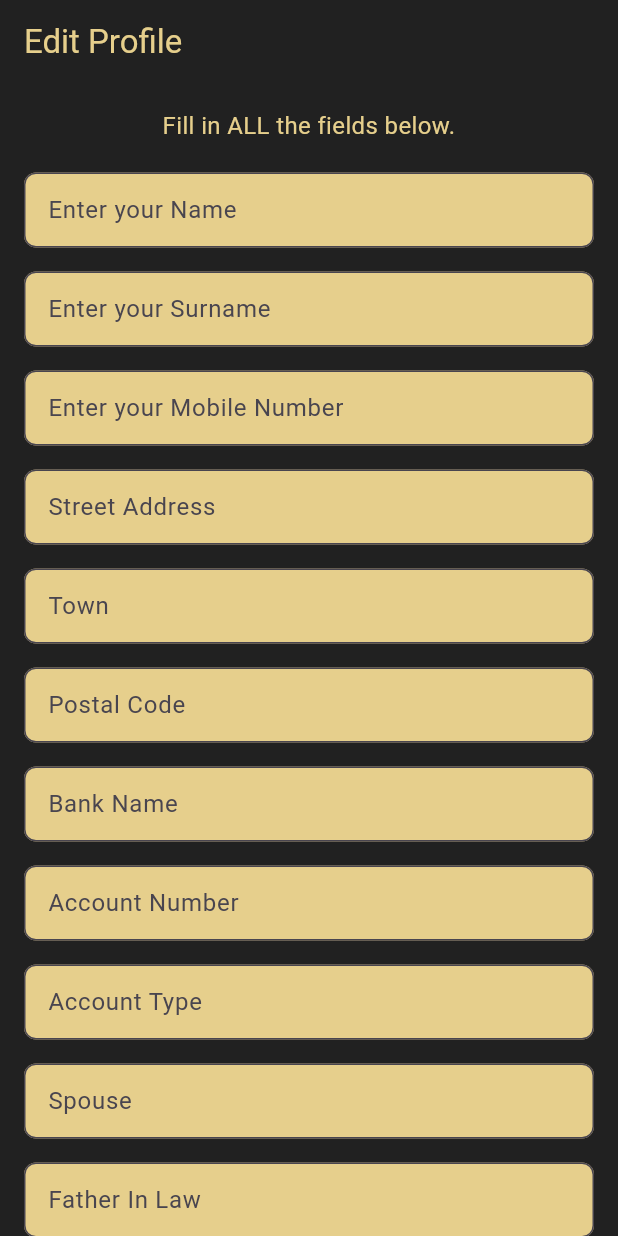
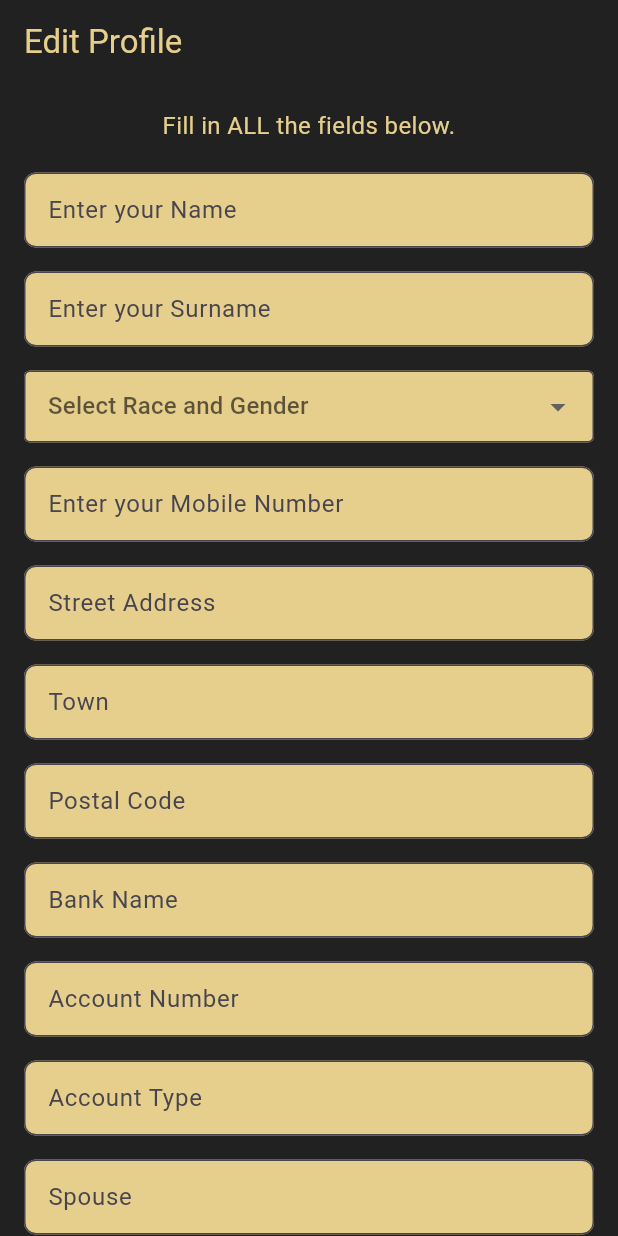
Before and after one commit to flutify-sa/sincot, a Flutter app: the ProfilePage screen opened directly, on a phone screen of 412 x 824 dp. Run offline on Flutter 3.47's test engine with Material 3 defaults, Android fonts, the phone set to English and light mode, and no system bars; our stand-ins replace file_picker, supabase_flutter; missing offline and left inert: flutter_pdfview; accounts and stored records are empty.

```diff
--- a/lib/profilepage.dart
+++ b/lib/profilepage.dart
@@ -32,6 +32,20 @@ class ProfilePageState extends State<ProfilePage> {
 
   final TextEditingController _nextOfKinController = TextEditingController();
   final TextEditingController _saidController = TextEditingController();
+  String? _selectedRaceGender; // Variable to hold the selected value
+  final List<String> _raceGenders = [
+    'Select Race and Gender'
+        'African Male',
+    'African Female',
+    'Asian Male',
+    'Asian Female',
+    'Coloured Male',
+    'Coloured Female',
+    'Indian Male',
+    'Indian Female',
+    'White Male',
+    'White Female',
+  ];
   final TextEditingController _workerpinController = TextEditingController();
   final TextEditingController _childrenNamesController1 =
       TextEditingController();
@@ -49,10 +63,6 @@ class ProfilePageState extends State<ProfilePage> {
   final _formKey = GlobalKey<FormState>();
   final SupabaseClient supabase = Supabase.instance.client;
   bool _isLoading = false;
-
-  // Checkbox states
-  final bool _acceptContract = false; // Changed to mutable
-  final bool _acceptPolicies = false; // Changed to mutable
 
   Future<void> _saveProfileToSupabase() async {
     if (!_formKey.currentState!.validate()) return;
@@ -122,8 +132,7 @@ class ProfilePageState extends State<ProfilePage> {
         'mother_in_law': motherinlaw,
         'father_in_law': fatherinlaw,
         'immediatefamily': immediatefamily,
-        'accept_contract': _acceptContract,
-        'accept_policies': _acceptPolicies,
+        'racegender': _selectedRaceGender,
       };
 
       print('Data being sent to Supabase: $updates');
@@ -219,6 +228,33 @@ class ProfilePageState extends State<ProfilePage> {
                     }
                     return null;
                   },
+                ),
+                SizedBox(height: 16),
+                DropdownButtonFormField<String>(
+                  value: _selectedRaceGender,
+                  hint: Text('Select Race and Gender'),
+                  items: _raceGenders.map((String raceGender) {
+                    return DropdownMenuItem<String>(
+                      value: raceGender,
+                      child: Text(raceGender),
+                    );
+                  }).toList(),
+                  onChanged: (String? newValue) {
+                    setState(() {
+                      _selectedRaceGender =
+                          newValue; // Update the selected value
+                    });
+                  },
+                  validator: (value) =>
+                      value == null ? 'Please select a race and gender' : null,
+                  decoration: InputDecoration(
+                    fillColor: Color(0xffe6cf8c), // Set the fill color
+                    filled: true, // Enable the fill
+                    border: OutlineInputBorder(), // Optional: Add a border
+                    contentPadding: EdgeInsets.symmetric(
+                        vertical: 10,
+                        horizontal: 12), // Optional: Adjust padding
+                  ),
                 ),
                 SizedBox(height: 16),
                 TextFormField(
@@ -656,13 +692,11 @@ class ProfilePageState extends State<ProfilePage> {
                       ),
                 Card(
                   margin: const EdgeInsets.symmetric(
-                      horizontal: 20.0,
-                      vertical: 10.0), // Margin around the card
-                  color:
-                      Color(0xffe6cf8c), // Background color of the second card
+                      horizontal: 20.0, vertical: 10.0),
+                  color: Color(0xffe6cf8c), // Background color of the card
                   shape: RoundedRectangleBorder(
-                    borderRadius: BorderRadius.circular(
-                        10.0), // Optional: Rounded corners
+                    borderRadius:
+                        BorderRadius.circular(10.0), // Rounded corners
                   ),
                   child: Padding(
                     padding:
@@ -671,6 +705,18 @@ class ProfilePageState extends State<ProfilePage> {
                       crossAxisAlignment:
                           CrossAxisAlignment.start, // Align text to the start
                       children: [
+                        // TextField for user to input their worker pin
+                        TextField(
+                          controller: _workerpinController,
+                          decoration: InputDecoration(
+                            labelText: 'Enter your Worker Pin',
+                            border: OutlineInputBorder(),
+                          ),
+                          obscureText: true, // Hide the pin input
+                        ),
+                        SizedBox(
+                            height:
+                                20), // Space between TextField and acceptance text
                         Text(
                           '1. I accept the Policies and procedures.\n2. I accept the Contract.',
                           style: TextStyle(
@@ -681,9 +727,29 @@ class ProfilePageState extends State<ProfilePage> {
                         SizedBox(height: 10), // Space between text and button
                         Center(
                           child: ElevatedButton(
-                            onPressed: () {
-                              // Define your button action here
-                              print('Button pressed!');
+                            onPressed: () async {
+                              final acceptanceText =
+                                  '1. I accept the Policies and procedures.\n2. I accept the Contract.';
+                              final workerPin = _workerpinController.text;
+
+                              print('Worker Pin: $workerPin');
+
+                              // Validate the worker pin
+                              await Supabase.instance.client
+                                  .from('profiles')
+                                  .select('workerpin')
+                                  .eq('workerpin', workerPin)
+                                  .single();
+
+                              // Proceed with the update
+                              await Supabase.instance.client
+                                  .from('profiles')
+                                  .update({
+                                'acceptance': acceptanceText,
+                              }).eq('workerpin', workerPin);
+
+                              // Print confirmation
+                              print('Acceptance confirmed!');
                             },
                             style: ElevatedButton.styleFrom(
                               padding: EdgeInsets.symmetric(
```
Also changed, not shown: lib/uploaddocuments.dart (+13 -13 lines).
